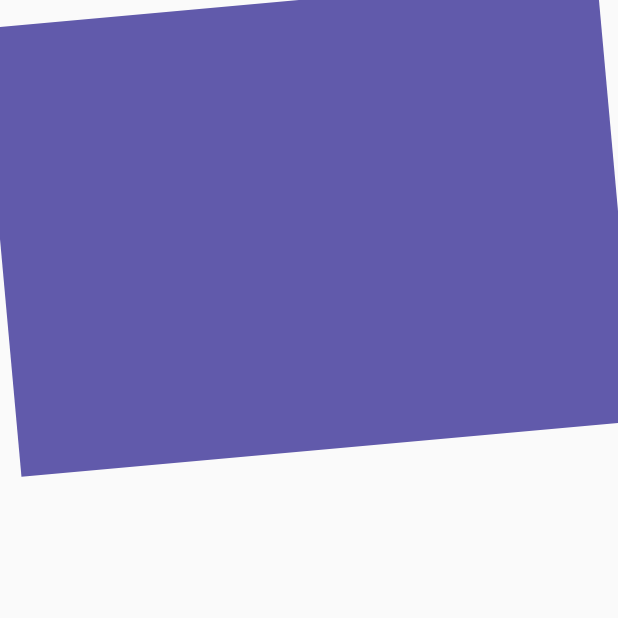
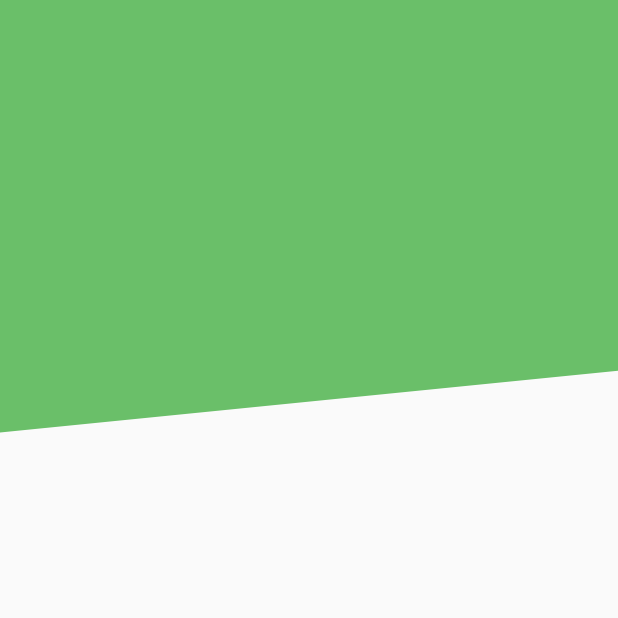
Before and after one commit to OdaFra/Disenhos_profesionales_y_animaciones, a Flutter app: the screen it shows after launch, on a phone screen of 412 x 824 dp, the top half of it. Run offline on Flutter 3.47's test engine with Material 2 defaults, Android fonts, the phone set to English and light mode, and no system bars.

Commit message:
Disenhos de HeaderDiagonal finalizado

```diff
--- a/lib/src/widgets/header.dart
+++ b/lib/src/widgets/header.dart
@@ -26,13 +26,42 @@ class HeaderBorderRedondeados extends StatelessWidget {
 class HeaderDiagonal extends StatelessWidget {
   @override
   Widget build(BuildContext context) {
-    return Transform.rotate(
-      angle: -0.09,
-      child: Container(
-        height: 300,
-        width: double.infinity,
-        color: Color(0xff615AAB),
+    return Container(
+      height: double.infinity,
+      width: double.infinity,
+      child: CustomPaint(
+        painter: _HeaderDiagonalPainter(),
       ),
     );
   }
 }
+
+class _HeaderDiagonalPainter extends CustomPainter {
+  @override
+  void paint(Canvas canvas, Size size) {
+    final paint = Paint();
+    //propiedades
+    paint.color = Color(0xff6abf69);
+    // stroke es para las lineas
+    // fill rellena el campo total
+
+    paint.style = PaintingStyle.fill;
+    paint.strokeWidth = 2;
+
+    final path = new Path();
+
+    //Dibujar con el path y el lapiz
+    path.moveTo(0, size.height * 0.35);
+    path.lineTo(size.width, size.height * 0.30);
+    path.lineTo(size.width, 0);
+    path.lineTo(0, 0);
+    // path.lineTo(0, size.height * 0.50);
+
+    canvas.drawPath(path, paint);
+  }
+
+  @override
+  bool shouldRepaint(covariant CustomPainter oldDelegate) {
+    return true;
+  }
+}
```
